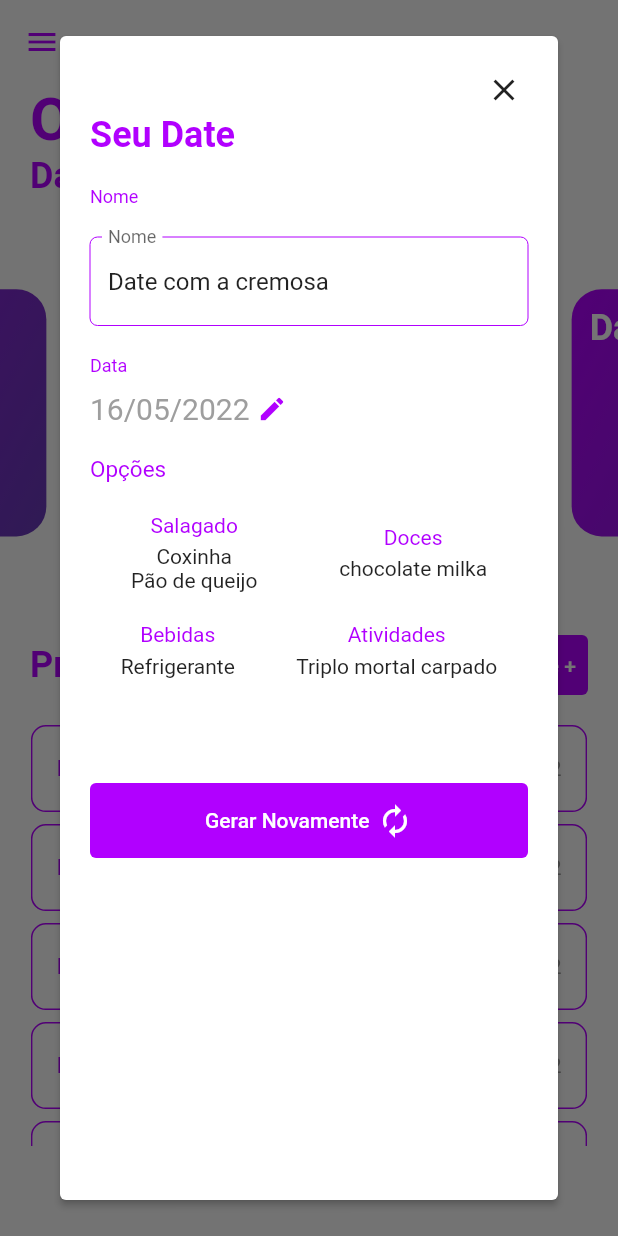
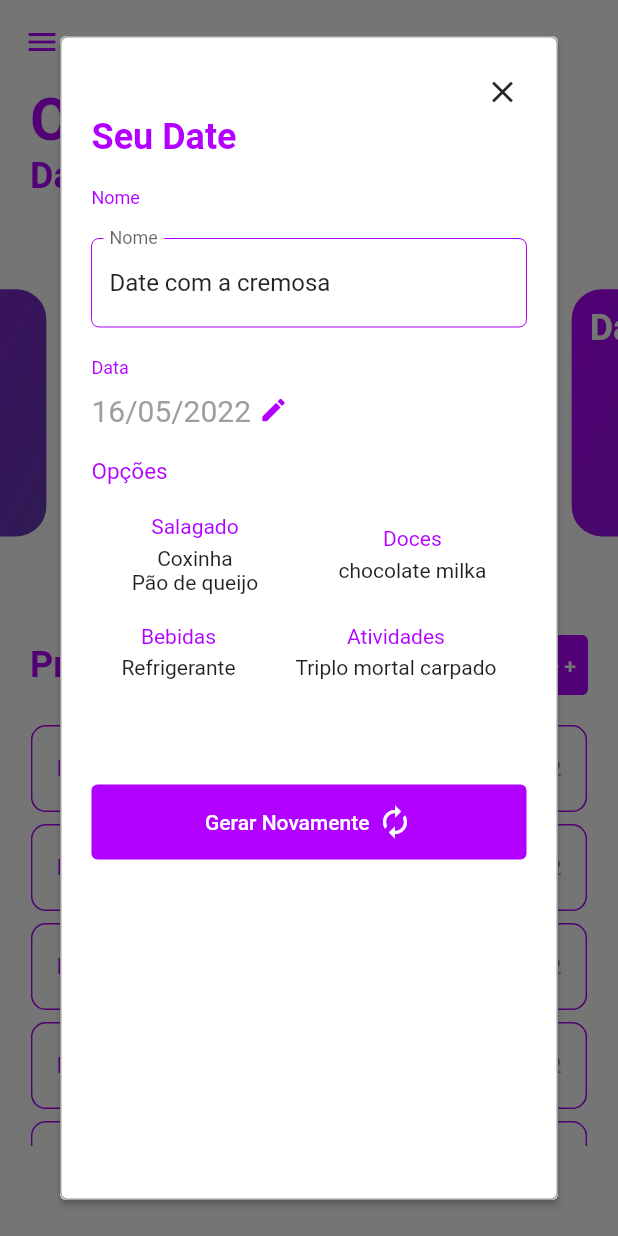
Before and after one commit to joao-vitor-machado/date-ideas-app, a Flutter app: the MainScreen screen opened by its route, after a tap on "Date com a cremosa", on a phone screen of 412 x 824 dp. Run offline on Flutter 3.47's test engine with Material 2 defaults, Android fonts, the phone set to English and light mode, and no system bars; drawn by our look-alikes of carousel_slider; our stand-ins replace bloc, flutter_bloc; missing offline and left inert: flutter_number_picker.

Commit message:
funcionalidade de modo escuro

```diff
--- /dev/null
+++ b/lib/bloc/switch_bloc/switch_bloc.dart
@@ -0,0 +1,13 @@
+import 'package:flutter_bloc/flutter_bloc.dart';
+import 'package:trabalho_fibal_mob_2022/bloc/switch_bloc/switch_events.dart';
+import 'package:trabalho_fibal_mob_2022/bloc/switch_bloc/switch_state.dart';
+
+class SwitchBloc extends Bloc<SwitchEvent, SwitchState> {
+  SwitchBloc(SwitchState initialState) : super(initialState) {
+    // on<SelectedSwitch>((event, emit) => SwitchState(selected: true));
+    on<SelectedSwitch>((event, emit) {
+      emit(SwitchState(selected: true));
+    });
+    on<UnselectedSwitch>((event, emit) => emit(SwitchState(selected: false)));
+  }
+}
--- /dev/null
+++ b/lib/bloc/switch_bloc/switch_events.dart
@@ -0,0 +1,5 @@
+abstract class SwitchEvent {}
+
+class SelectedSwitch extends SwitchEvent {}
+
+class UnselectedSwitch extends SwitchEvent {}
--- /dev/null
+++ b/lib/bloc/switch_bloc/switch_state.dart
@@ -0,0 +1,6 @@
+import 'package:flutter/material.dart';
+
+class SwitchState {
+  bool selected;
+  SwitchState({this.selected = false});
+}
--- a/lib/view/date_dialog.dart
+++ b/lib/view/date_dialog.dart
@@ -8,8 +8,6 @@ class DateDialog extends StatelessWidget {
   DateApp dateApp;
   DateDialog({Key? key, required this.dateApp}) : super(key: key);
 
-
-
   @override
   Widget build(BuildContext context) {
     final tema = Theme.of(context).colorScheme;
@@ -17,15 +15,21 @@ class DateDialog extends StatelessWidget {
 
     DateTime data = DateTime.now();
 
-
-    Widget listElements(List<String> elements){
+    Widget listElements(List<String> elements) {
       return Column(
         children: elements.map((element) => Text(element)).toList(),
       );
     }
 
     return Dialog(
+      backgroundColor: tema.background,
       elevation: 2,
+      child: Container(
+        decoration: BoxDecoration(
+            borderRadius: BorderRadius.circular(5),
+            border: Border.all(
+              color: tema.tertiary,
+            )),
         child: Padding(
           padding: const EdgeInsets.all(20.0),
           child: Form(
@@ -36,19 +40,25 @@ class DateDialog extends StatelessWidget {
                   alignment: Alignment.topRight,
                   child: Padding(
                     padding: const EdgeInsets.all(4.0),
-                  child: GestureDetector(child: Icon(Icons.close,),
-                    onTap: () => Navigator.pop(context),) ,
+                    child: GestureDetector(
+                      child: Icon(
+                        Icons.close,
+                      ),
+                      onTap: () => Navigator.pop(context),
+                    ),
                   ),
                 ),
                 Align(
                   alignment: Alignment.centerLeft,
-                child: Text("Seu Date",
+                  child: Text(
+                    "Seu Date",
                     style: TextStyle(
                       color: tema.primary,
                       fontWeight: FontWeight.bold,
                       fontFamily: "Roboto",
                       fontSize: 24,
-                  ),),
+                    ),
+                  ),
                 ),
                 SizedBox(
                   height: 20,
@@ -57,8 +67,7 @@ class DateDialog extends StatelessWidget {
                   alignment: Alignment.centerLeft,
                   child: Text(
                     "Nome",
-                  style: TextStyle(
-                      fontSize: 12, color: tema.primary),
+                    style: TextStyle(fontSize: 12, color: tema.primary),
                   ),
                 ),
                 const SizedBox(
@@ -69,7 +78,7 @@ class DateDialog extends StatelessWidget {
                   decoration: InputDecoration(
                     enabledBorder: OutlineInputBorder(
                       borderRadius: BorderRadius.circular(5),
-                    borderSide:  BorderSide(color: tema.primary, width: 0.0),
+                      borderSide: BorderSide(color: tema.primary, width: 0.0),
                     ),
                     labelText: "Nome",
                     // border: OutlineInputBorder()
@@ -82,8 +91,7 @@ class DateDialog extends StatelessWidget {
                   alignment: Alignment.centerLeft,
                   child: Text(
                     "Data",
-                  style: TextStyle(
-                      fontSize: 12, color: tema.primary),
+                    style: TextStyle(fontSize: 12, color: tema.primary),
                   ),
                 ),
                 const SizedBox(
@@ -97,8 +105,7 @@ class DateDialog extends StatelessWidget {
                   alignment: Alignment.centerLeft,
                   child: Text(
                     "Opções",
-                  style: TextStyle(
-                      fontSize: 15, color: tema.primary),
+                    style: TextStyle(fontSize: 15, color: tema.primary),
                   ),
                 ),
                 const SizedBox(
@@ -112,7 +119,10 @@ class DateDialog extends StatelessWidget {
                       children: [
                         Column(
                           children: [
-                          Text("Salagado", style: TextStyle(color: tema.primary),),
+                            Text(
+                              "Salagado",
+                              style: TextStyle(color: tema.primary),
+                            ),
                             SizedBox(
                               height: 5,
                             ),
@@ -121,7 +131,8 @@ class DateDialog extends StatelessWidget {
                         ),
                         Column(
                           children: [
-                          Text("Doces", style: TextStyle(color: tema.primary)),
+                            Text("Doces",
+                                style: TextStyle(color: tema.primary)),
                             SizedBox(
                               height: 5,
                             ),
@@ -138,7 +149,8 @@ class DateDialog extends StatelessWidget {
                       children: [
                         Column(
                           children: [
-                          Text("Bebidas", style: TextStyle(color: tema.primary)),
+                            Text("Bebidas",
+                                style: TextStyle(color: tema.primary)),
                             SizedBox(
                               height: 5,
                             ),
@@ -147,7 +159,8 @@ class DateDialog extends StatelessWidget {
                         ),
                         Column(
                           children: [
-                          Text("Atividades", style: TextStyle(color: tema.primary)),
+                            Text("Atividades",
+                                style: TextStyle(color: tema.primary)),
                             SizedBox(
                               height: 5,
                             ),
@@ -164,17 +177,14 @@ class DateDialog extends StatelessWidget {
                 TextButton(
                     style: TextButton.styleFrom(
                         backgroundColor: tema.primary,
-                      minimumSize: const Size(
-                          200, 50
-                      )
-                  ),
+                        minimumSize: const Size(200, 50)),
                     child: Row(
                       mainAxisAlignment: MainAxisAlignment.center,
                       children: [
-                      Text("Gerar Novamente",
-                        style: TextStyle(
-                            color: tema.secondary
-                        ),),
+                        Text(
+                          "Gerar Novamente",
+                          style: TextStyle(color: tema.secondary),
+                        ),
                         SizedBox(
                           width: 5,
                         ),
@@ -184,8 +194,9 @@ class DateDialog extends StatelessWidget {
                         ),
                       ],
                     ),
-                  onPressed: (){}),
+                    onPressed: () {}),
               ],
+            ),
           ),
         ),
       ),
--- a/lib/view/editar_perfil_screen.dart
+++ b/lib/view/editar_perfil_screen.dart
@@ -17,6 +17,7 @@ class EditarPerfilScreen extends StatelessWidget {
   Widget build(BuildContext context) {
     final tema = Theme.of(context).colorScheme;
     return Scaffold(
+      backgroundColor: tema.background,
       body: Container(
           padding: const EdgeInsets.fromLTRB(10, 50, 10, 0),
           child: ListView(
--- a/lib/view/editar_preferencias_screen.dart
+++ b/lib/view/editar_preferencias_screen.dart
@@ -19,6 +19,7 @@ class EditarPreferenciasScreen extends StatelessWidget {
   Widget build(BuildContext context) {
     final tema = Theme.of(context).colorScheme;
     return Scaffold(
+      backgroundColor: tema.background,
       body: Container(
           padding: const EdgeInsets.fromLTRB(10, 20, 10, 0),
           child: ListView(children: [
--- a/lib/view/main_screen.dart
+++ b/lib/view/main_screen.dart
@@ -49,6 +49,7 @@ class MainScreen extends StatelessWidget {
     }
 
     return Scaffold(
+      backgroundColor: tema.background,
       drawer: DrawerWidget(),
       appBar: AppBar(
         backgroundColor: Colors.transparent,
--- a/lib/view/new_date_dialog.dart
+++ b/lib/view/new_date_dialog.dart
@@ -13,6 +13,7 @@ class NewDateDialog extends StatelessWidget {
     DateTime data = DateTime.now();
 
     return Dialog(
+      backgroundColor: tema.background,
       elevation: 2,
       child: Padding(
         padding: const EdgeInsets.all(20.0),
--- a/lib/widgets/drawer_widget.dart
+++ b/lib/widgets/drawer_widget.dart
@@ -1,12 +1,26 @@
 import 'package:flutter/material.dart';
+import 'package:flutter_bloc/flutter_bloc.dart';
+import 'package:trabalho_fibal_mob_2022/bloc/switch_bloc/switch_bloc.dart';
+import 'package:trabalho_fibal_mob_2022/bloc/switch_bloc/switch_events.dart';
+import 'package:trabalho_fibal_mob_2022/bloc/switch_bloc/switch_state.dart';
 import 'package:trabalho_fibal_mob_2022/view/editar_perfil_screen.dart';
 import 'package:trabalho_fibal_mob_2022/view/editar_preferencias_screen.dart';
 import 'package:trabalho_fibal_mob_2022/view/login_screen.dart';
 
+class DrawerContext extends StatelessWidget {
+  const DrawerContext({Key? key}) : super(key: key);
+
+  @override
+  Widget build(BuildContext context) {
+    return BlocProvider(
+      create: (_) => SwitchBloc(SwitchState()),
+      child: DrawerWidget(),
+    );
+  }
+}
+
 class DrawerWidget extends StatelessWidget {
   const DrawerWidget({Key? key}) : super(key: key);
-
-
 
   @override
   Widget build(BuildContext context) {
@@ -15,40 +29,56 @@ class DrawerWidget extends StatelessWidget {
 
     var itemsMenu = [
       GestureDetector(
-        onTap: () => Navigator.pushNamed(context, EditarPreferenciasScreen.route),
+        onTap: () =>
+            Navigator.pushNamed(context, EditarPreferenciasScreen.route),
         child: ListTile(
-          title: Text("Editar Preferências", style: TextStyle(color: tema.primary, fontSize: 20),),
+          title: Text(
+            "Editar Preferências",
+            style: TextStyle(color: tema.primary, fontSize: 20),
+          ),
           leading: Icon(
             Icons.favorite,
             color: tema.primary,
           ),
-
         ),
       ),
       GestureDetector(
         onTap: () => Navigator.pushNamed(context, EditarPerfilScreen.route),
         child: ListTile(
-            title: Text("Editar Perfil", style: TextStyle(color: tema.primary, fontSize: 20)),
-            leading: Icon(Icons.person, color: tema.primary,)
-
+            title: Text("Editar Perfil",
+                style: TextStyle(color: tema.primary, fontSize: 20)),
+            leading: Icon(
+              Icons.person,
+              color: tema.primary,
+            )),
       ),
-      ),
-      ListTile(
-        title: Text("Modo Escuro", style: TextStyle(color: tema.primary, fontSize: 20)),
+      BlocBuilder<SwitchBloc, SwitchState>(
+        builder: ((context, state) {
+          return ListTile(
+            title: Text("Modo Escuro",
+                style: TextStyle(color: tema.primary, fontSize: 20)),
             leading: Icon(
               Icons.dark_mode,
               color: tema.primary,
             ),
             trailing: Switch(
-          value: false,
-          onChanged: (value){},
+              value: BlocProvider.of<SwitchBloc>(context).state.selected,
+              onChanged: (value) {
+                if (value == true) {
+                  BlocProvider.of<SwitchBloc>(context).add(SelectedSwitch());
+                } else {
+                  BlocProvider.of<SwitchBloc>(context).add(UnselectedSwitch());
+                }
+              },
             ),
+          );
+        }),
       ),
     ];
 
     return Container(
       width: screen.width * 0.8,
-      color: tema.secondary,
+      color: tema.background,
       child: Column(
         children: [
           Container(
@@ -73,15 +103,22 @@ class DrawerWidget extends StatelessWidget {
                     child: Row(
                       crossAxisAlignment: CrossAxisAlignment.center,
                       children: [
-                        Text("Settings",
+                        Text(
+                          "Settings",
                           style: TextStyle(
                               color: tema.secondary,
                               fontSize: 32,
                               fontFamily: "Roboto",
-                              fontWeight: FontWeight.bold
-                          ),),
-                        SizedBox(width: 5,),
-                        Icon(Icons.settings, color: tema.secondary, size:40,),
+                              fontWeight: FontWeight.bold),
+                        ),
+                        SizedBox(
+                          width: 5,
+                        ),
+                        Icon(
+                          Icons.settings,
+                          color: tema.secondary,
+                          size: 40,
+                        ),
                       ],
                     ),
                   ),
@@ -95,14 +132,11 @@ class DrawerWidget extends StatelessWidget {
               children: ListTile.divideTiles(
                   color: tema.tertiary,
                   context: context,
-                  tiles: itemsMenu.map((e) => ListTile(
-                      title: e
-                  )
-                  )).toList(),
+                  tiles: itemsMenu.map((e) => ListTile(title: e))).toList(),
             ),
           ),
           SizedBox(
-            height: screen.height * 0.18  ,
+            height: screen.height * 0.18,
           ),
           Container(
             width: screen.width * 0.7,
@@ -113,9 +147,15 @@ class DrawerWidget extends StatelessWidget {
                   crossAxisAlignment: CrossAxisAlignment.center,
                   mainAxisAlignment: MainAxisAlignment.center,
                   children: [
-                    Text("Logout", style: TextStyle(color: Colors.red, fontSize: 20)),
-                    SizedBox(width: 5,),
-                    Icon(Icons.logout, color: Colors.red,)
+                    Text("Logout",
+                        style: TextStyle(color: Colors.red, fontSize: 20)),
+                    SizedBox(
+                      width: 5,
+                    ),
+                    Icon(
+                      Icons.logout,
+                      color: Colors.red,
+                    )
                   ],
                 ),
               ),
```
Also changed, not shown: lib/main.dart (+27 -4 lines), lib/view/cadastro_screen.dart (+9 -2 lines), lib/view/login_screen.dart (+90 -70 lines), lib/view/preferencias_screen.dart (+4 -7 lines). Lines whose indentation alone changed are shown as unchanged.
